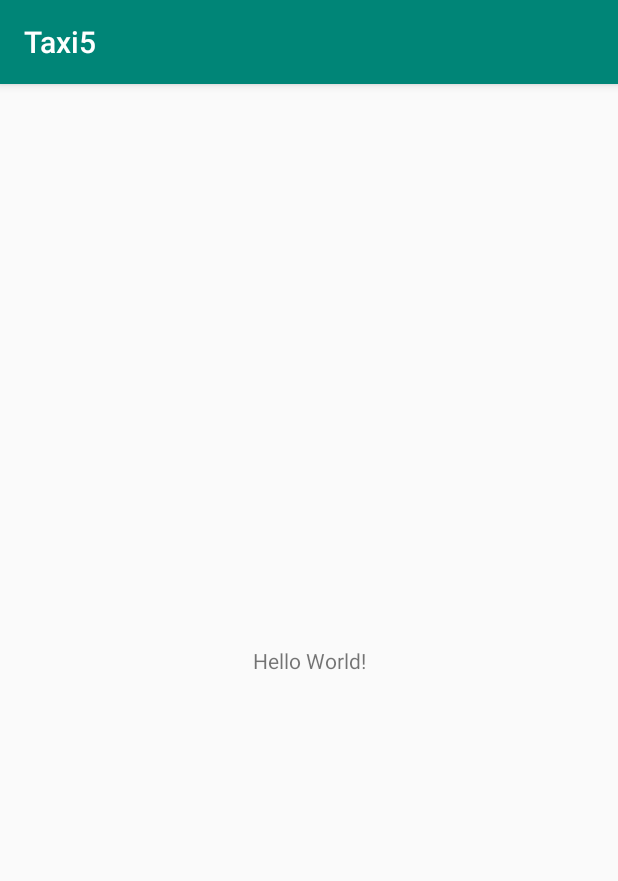
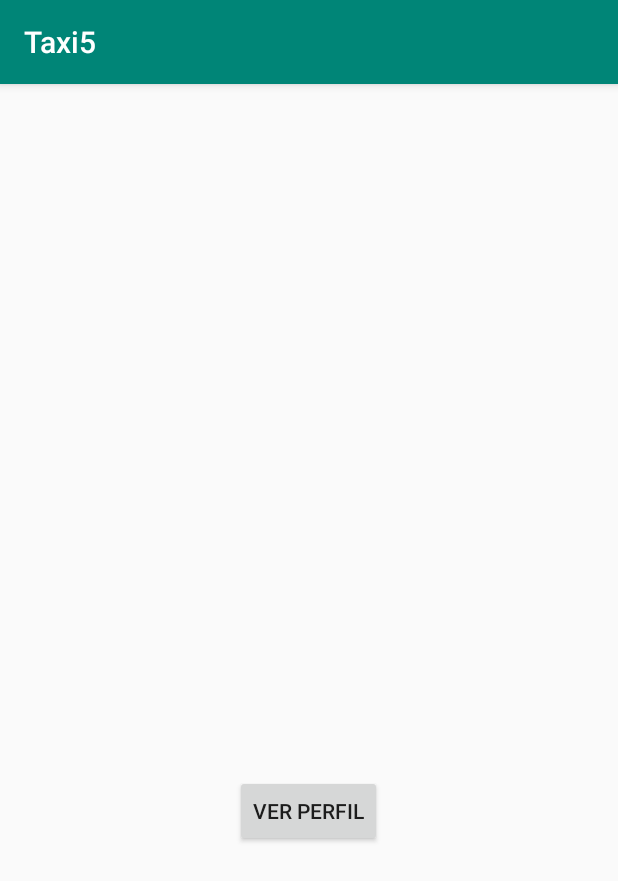
Before and after one commit to palomapiot/taxi5, an Android app: the screen it shows after launch (MainActivity), on a phone screen of 412 x 824 dp. Shown: the top 881 px of the screen. Run offline under Robolectric (Android 15) with nearby library versions, the phone set to English and light mode, and no system bars.

Commit message:
Actualizados MainActivity, Manifest, main layout y strings

```diff
--- a/taxi5-android/app/build.gradle
+++ b/taxi5-android/app/build.gradle
@@ -25,4 +25,5 @@ dependencies {
     testImplementation 'junit:junit:4.12'
     androidTestImplementation 'com.android.support.test:runner:1.0.2'
     androidTestImplementation 'com.android.support.test.espresso:espresso-core:3.0.2'
+    implementation 'com.android.support:design:28.0.0'
 }
--- a/taxi5-android/app/src/main/res/layout/activity_main.xml
+++ b/taxi5-android/app/src/main/res/layout/activity_main.xml
@@ -6,13 +6,23 @@
     android:layout_height="match_parent"
     tools:context=".MainActivity">
 
-    <TextView
+    <Button
+        android:id="@+id/button"
         android:layout_width="wrap_content"
         android:layout_height="wrap_content"
-        android:text="Hello World!"
+        android:layout_marginStart="8dp"
+        android:layout_marginLeft="8dp"
+        android:layout_marginTop="8dp"
+        android:layout_marginEnd="8dp"
+        android:layout_marginRight="8dp"
+        android:layout_marginBottom="8dp"
+        android:onClick="onClickProfile"
+        android:text="Ver perfil"
         app:layout_constraintBottom_toBottomOf="parent"
-        app:layout_constraintLeft_toLeftOf="parent"
-        app:layout_constraintRight_toRightOf="parent"
-        app:layout_constraintTop_toTopOf="parent" />
+        app:layout_constraintEnd_toEndOf="parent"
+        app:layout_constraintHorizontal_bias="0.498"
+        app:layout_constraintStart_toStartOf="parent"
+        app:layout_constraintTop_toTopOf="parent"
+        app:layout_constraintVertical_bias="0.643" />
 
 </android.support.constraint.ConstraintLayout>
```
Also changed, not shown: taxi5-android/app/src/main/AndroidManifest.xml (+10 -0 lines), taxi5-android/app/src/main/java/com/muei/apm/taxi5/MainActivity.java (+8 -0 lines), taxi5-android/app/src/main/res/values/strings.xml (+16 -0 lines), 3 other files.
